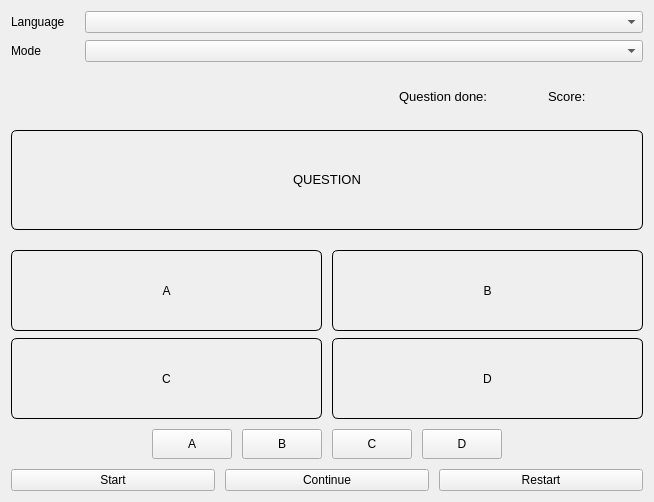
Old version of the form widgetgame.ui in the repository sangpham2710/CS163-Project.
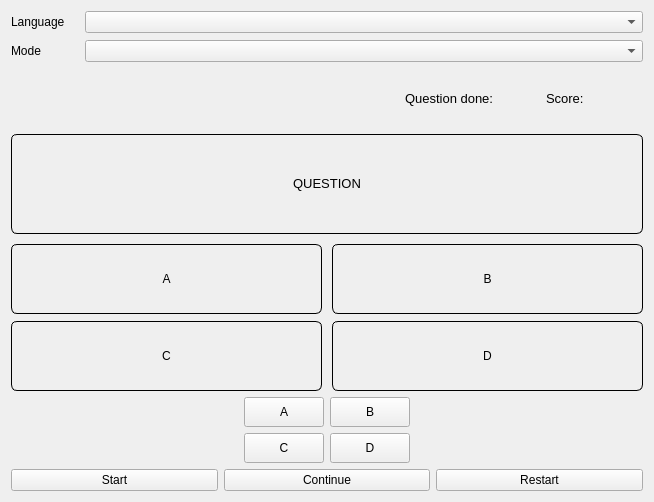
New version of the form.

What changed in the file:
```diff
--- a/widgetgame.ui
+++ b/widgetgame.ui
@@ -13,12 +13,9 @@
   <property name="windowTitle">
    <string>Form</string>
   </property>
-  <layout class="QHBoxLayout" name="horizontalLayout_9">
+  <layout class="QVBoxLayout" name="verticalLayout_7">
    <item>
-    <layout class="QVBoxLayout" name="verticalLayout_5" stretch="1,1,6,1,1">
-     <property name="spacing">
-      <number>10</number>
-     </property>
+    <layout class="QVBoxLayout" name="verticalLayout_6">
      <item>
       <layout class="QHBoxLayout" name="horizontalLayout">
        <property name="spacing">
@@ -199,7 +196,7 @@
      <item>
       <layout class="QVBoxLayout" name="verticalLayout_2">
        <property name="spacing">
-        <number>20</number>
+        <number>10</number>
        </property>
        <item>
         <widget class="QLabel" name="labelQuestionEdit">
@@ -250,7 +247,7 @@
              <property name="minimumSize">
               <size>
                <width>0</width>
-               <height>80</height>
+               <height>70</height>
               </size>
              </property>
              <property name="styleSheet">
@@ -273,7 +270,7 @@
              <property name="minimumSize">
               <size>
                <width>0</width>
-               <height>80</height>
+               <height>70</height>
               </size>
              </property>
              <property name="styleSheet">
@@ -303,7 +300,7 @@
              <property name="minimumSize">
               <size>
                <width>0</width>
-               <height>80</height>
+               <height>70</height>
               </size>
              </property>
              <property name="styleSheet">
@@ -326,7 +323,7 @@
              <property name="minimumSize">
               <size>
                <width>0</width>
-               <height>80</height>
+               <height>70</height>
               </size>
              </property>
              <property name="styleSheet">
@@ -351,7 +348,7 @@
       </layout>
      </item>
      <item>
-      <layout class="QHBoxLayout" name="horizontalLayout_7">
+      <layout class="QHBoxLayout" name="horizontalLayout_11">
        <item>
         <spacer name="horizontalSpacer">
          <property name="orientation">
@@ -369,6 +366,10 @@
         </spacer>
        </item>
        <item>
+        <layout class="QVBoxLayout" name="verticalLayout_5">
+         <item>
+          <layout class="QHBoxLayout" name="horizontalLayout_7">
+           <item>
         <widget class="QPushButton" name="pushButtonAnswer1">
          <property name="sizePolicy">
           <sizepolicy hsizetype="Minimum" vsizetype="Fixed">
@@ -418,6 +419,10 @@
          </property>
         </widget>
        </item>
+          </layout>
+         </item>
+         <item>
+          <layout class="QHBoxLayout" name="horizontalLayout_9">
        <item>
         <widget class="QPushButton" name="pushButtonAnswer3">
          <property name="sizePolicy">
@@ -451,10 +456,17 @@
            <height>30</height>
           </size>
          </property>
+             <property name="autoFillBackground">
+              <bool>false</bool>
+             </property>
          <property name="text">
           <string>D</string>
          </property>
         </widget>
+           </item>
+          </layout>
+         </item>
+        </layout>
        </item>
        <item>
         <spacer name="horizontalSpacer_2">
```
Lines whose indentation alone changed are shown as unchanged.
